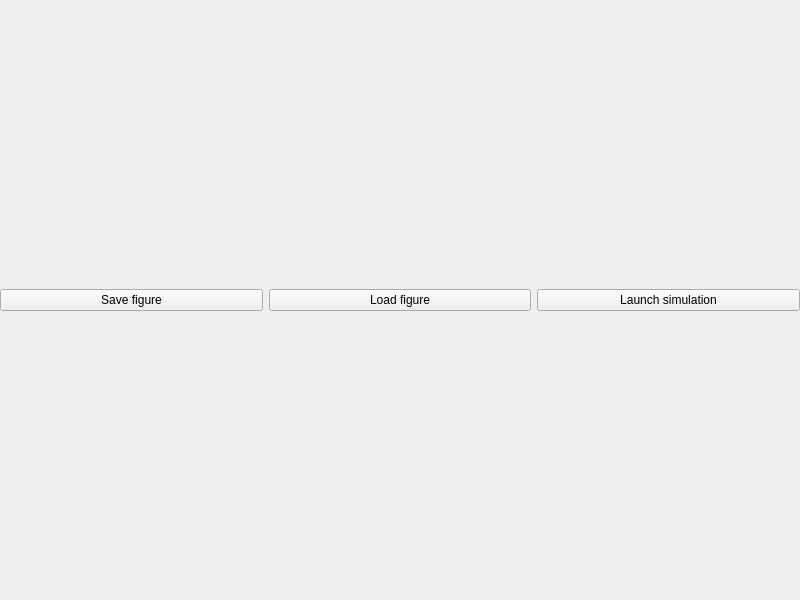
First picture: the form in editwindow.ui, repository Pavel-by/defferential_cw, before the edit.
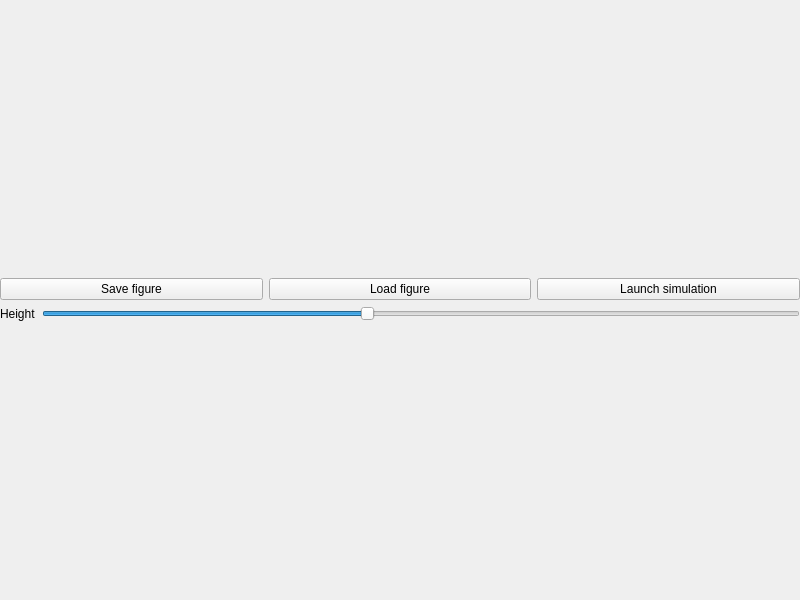
Second picture: the form after the edit.

Commit message: add height control

Patch:
```diff
--- a/editwindow.ui
+++ b/editwindow.ui
@@ -54,6 +54,30 @@
         </item>
        </layout>
       </item>
+      <item>
+       <layout class="QHBoxLayout" name="horizontalLayout_2">
+        <item>
+         <widget class="QLabel" name="label">
+          <property name="text">
+           <string>Height</string>
+          </property>
+         </widget>
+        </item>
+        <item>
+         <widget class="QSlider" name="heightSlider">
+          <property name="minimum">
+           <number>-60</number>
+          </property>
+          <property name="maximum">
+           <number>80</number>
+          </property>
+          <property name="orientation">
+           <enum>Qt::Horizontal</enum>
+          </property>
+         </widget>
+        </item>
+       </layout>
+      </item>
      </layout>
     </item>
    </layout>
```
The commit also changes 7 other files.
